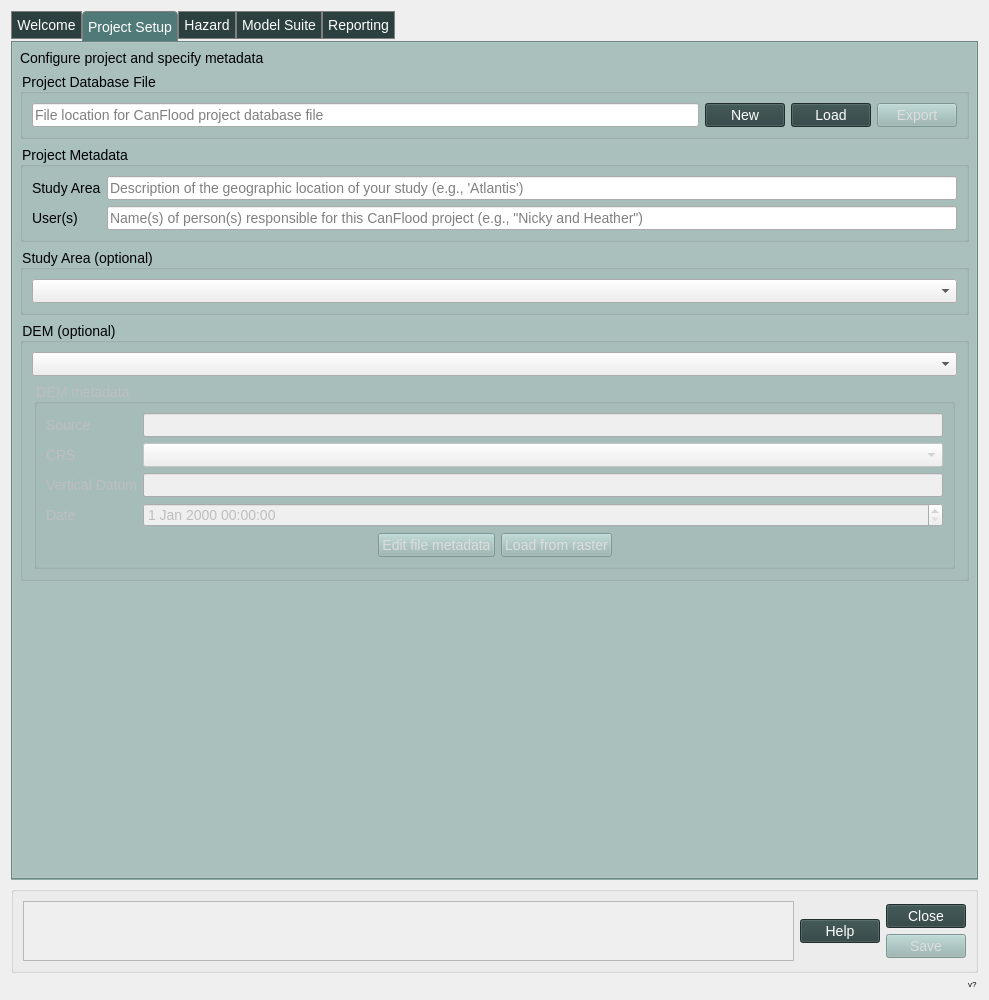
Before: the Qt Designer form canflood2/canflood2_dialog_main.ui in cefect/CanFlood2, drawn with Qt 5.
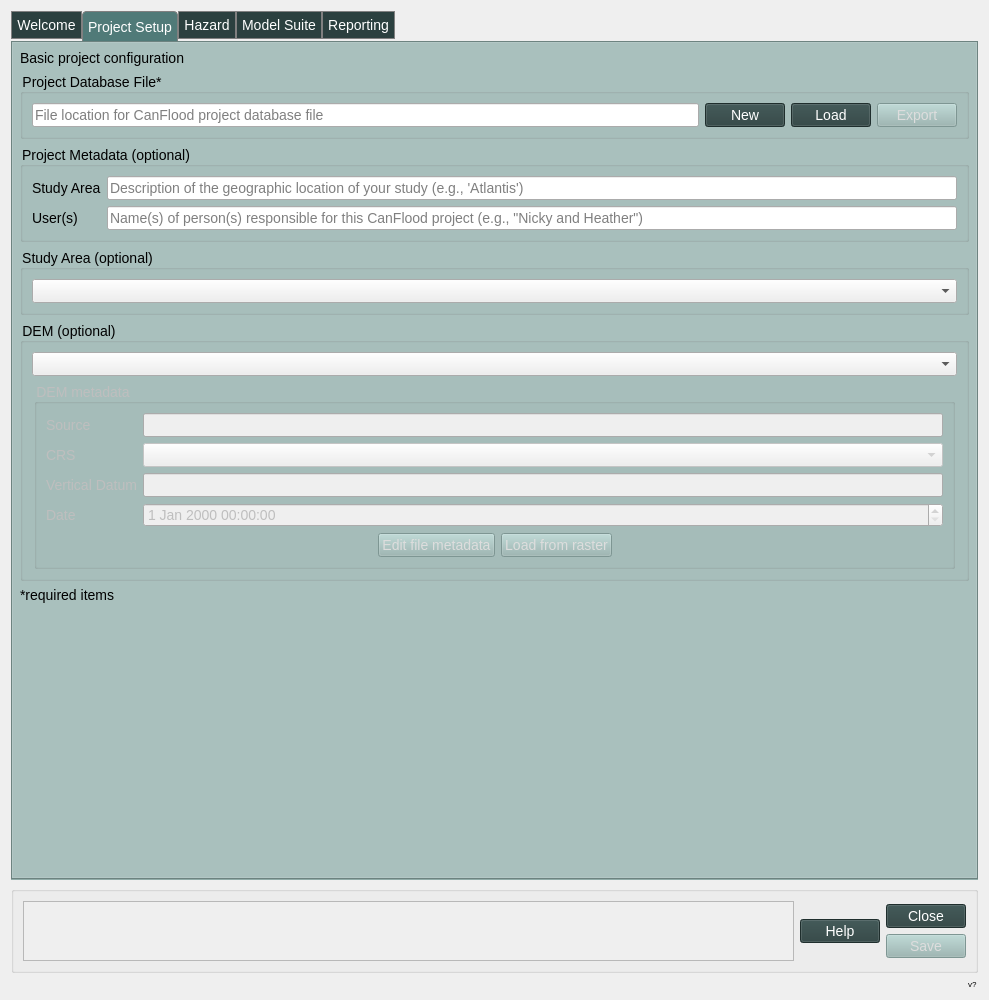
After: the same form once the commit is applied. The open tabs and pages were chosen to show the change. Icons and pictures are not drawn. Custom widgets are drawn as their Qt base class.

Patch:
```diff
--- a/canflood2/canflood2_dialog_main.ui
+++ b/canflood2/canflood2_dialog_main.ui
@@ -256,14 +256,14 @@
        <item>
         <widget class="QLabel" name="label_2">
          <property name="text">
-          <string>Configure project and specify metadata</string>
+          <string>Basic project configuration</string>
          </property>
         </widget>
        </item>
        <item>
         <widget class="QGroupBox" name="groupBox_2">
          <property name="title">
-          <string>Project Database File</string>
+          <string>Project Database File*</string>
          </property>
          <layout class="QVBoxLayout" name="verticalLayout_9">
           <item>
@@ -313,7 +313,7 @@
        <item>
         <widget class="QGroupBox" name="groupBox_5">
          <property name="title">
-          <string>Project Metadata</string>
+          <string>Project Metadata (optional)</string>
          </property>
          <layout class="QVBoxLayout" name="verticalLayout_14">
           <item>
@@ -518,6 +518,13 @@
          </layout>
         </widget>
        </item>
+       <item>
+        <widget class="QLabel" name="label_11">
+         <property name="text">
+          <string>*required items</string>
+         </property>
+        </widget>
+       </item>
        <item>
         <spacer name="verticalSpacer_2">
          <property name="orientation">
```
Left out of the diff: 55 changed lines with no effect on the pictures.
